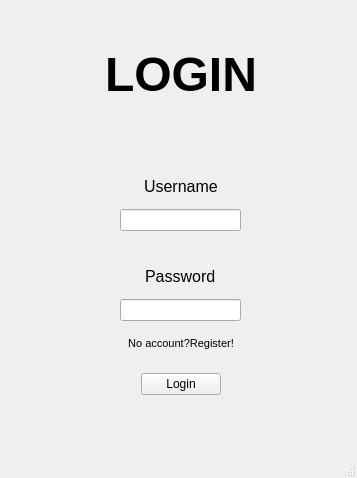
The window that Retele_UI/client.ui (Ca3zsar/Monitorizarea-Traficului-RC) describes before a commit, drawn with Qt 5.
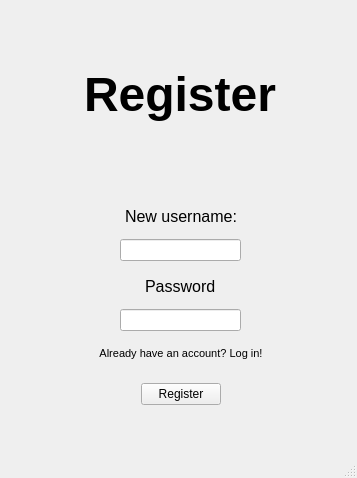
The same window after the commit. The open tabs and pages were chosen to show the change.

Commit message: Add login/register switch

The edit to the form file:
```diff
--- a/Retele_UI/client.ui
+++ b/Retele_UI/client.ui
@@ -20,11 +20,160 @@
    <string>Monitorizarea Traficului UI</string>
   </property>
   <widget class="QWidget" name="centralwidget">
+   <widget class="QStackedWidget" name="stackedWidget">
+    <property name="geometry">
+     <rect>
+      <x>0</x>
+      <y>0</y>
+      <width>357</width>
+      <height>458</height>
+     </rect>
+    </property>
+    <property name="currentIndex">
+     <number>0</number>
+    </property>
+    <widget class="QWidget" name="login_page">
    <widget class="QWidget" name="layoutWidget">
     <property name="geometry">
      <rect>
       <x>0</x>
-      <y>40</y>
+        <y>170</y>
+        <width>361</width>
+        <height>22</height>
+       </rect>
+      </property>
+      <layout class="QHBoxLayout" name="horizontalLayout_7">
+       <item>
+        <spacer name="horizontalSpacer_15">
+         <property name="orientation">
+          <enum>Qt::Horizontal</enum>
+         </property>
+         <property name="sizeHint" stdset="0">
+          <size>
+           <width>40</width>
+           <height>20</height>
+          </size>
+         </property>
+        </spacer>
+       </item>
+       <item>
+        <widget class="QLabel" name="correct_label">
+         <property name="text">
+          <string/>
+         </property>
+        </widget>
+       </item>
+       <item>
+        <spacer name="horizontalSpacer_16">
+         <property name="orientation">
+          <enum>Qt::Horizontal</enum>
+         </property>
+         <property name="sizeHint" stdset="0">
+          <size>
+           <width>40</width>
+           <height>20</height>
+          </size>
+         </property>
+        </spacer>
+       </item>
+      </layout>
+     </widget>
+     <widget class="QWidget" name="layoutWidget">
+      <property name="geometry">
+       <rect>
+        <x>0</x>
+        <y>270</y>
+        <width>361</width>
+        <height>61</height>
+       </rect>
+      </property>
+      <layout class="QVBoxLayout" name="verticalLayout_3">
+       <item>
+        <layout class="QHBoxLayout" name="horizontalLayout_3">
+         <item>
+          <spacer name="horizontalSpacer_9">
+           <property name="orientation">
+            <enum>Qt::Horizontal</enum>
+           </property>
+           <property name="sizeHint" stdset="0">
+            <size>
+             <width>40</width>
+             <height>20</height>
+            </size>
+           </property>
+          </spacer>
+         </item>
+         <item>
+          <widget class="QLabel" name="pass_label">
+           <property name="font">
+            <font>
+             <pointsize>12</pointsize>
+            </font>
+           </property>
+           <property name="text">
+            <string>Password</string>
+           </property>
+          </widget>
+         </item>
+         <item>
+          <spacer name="horizontalSpacer_10">
+           <property name="orientation">
+            <enum>Qt::Horizontal</enum>
+           </property>
+           <property name="sizeHint" stdset="0">
+            <size>
+             <width>40</width>
+             <height>20</height>
+            </size>
+           </property>
+          </spacer>
+         </item>
+        </layout>
+       </item>
+       <item>
+        <layout class="QHBoxLayout" name="horizontalLayout_4">
+         <item>
+          <spacer name="horizontalSpacer_11">
+           <property name="orientation">
+            <enum>Qt::Horizontal</enum>
+           </property>
+           <property name="sizeHint" stdset="0">
+            <size>
+             <width>40</width>
+             <height>20</height>
+            </size>
+           </property>
+          </spacer>
+         </item>
+         <item>
+          <widget class="QLineEdit" name="pass_input">
+           <property name="echoMode">
+            <enum>QLineEdit::Password</enum>
+           </property>
+          </widget>
+         </item>
+         <item>
+          <spacer name="horizontalSpacer_12">
+           <property name="orientation">
+            <enum>Qt::Horizontal</enum>
+           </property>
+           <property name="sizeHint" stdset="0">
+            <size>
+             <width>40</width>
+             <height>20</height>
+            </size>
+           </property>
+          </spacer>
+         </item>
+        </layout>
+       </item>
+      </layout>
+     </widget>
+     <widget class="QWidget" name="layoutWidget">
+      <property name="geometry">
+       <rect>
+        <x>0</x>
+        <y>70</y>
       <width>361</width>
       <height>69</height>
      </rect>
@@ -76,7 +225,7 @@
     <property name="geometry">
      <rect>
       <x>0</x>
-      <y>170</y>
+        <y>200</y>
       <width>361</width>
       <height>61</height>
      </rect>
@@ -163,151 +312,7 @@
     <property name="geometry">
      <rect>
       <x>0</x>
-      <y>260</y>
-      <width>361</width>
-      <height>61</height>
-     </rect>
-    </property>
-    <layout class="QVBoxLayout" name="verticalLayout_3">
-     <item>
-      <layout class="QHBoxLayout" name="horizontalLayout_3">
-       <item>
-        <spacer name="horizontalSpacer_9">
-         <property name="orientation">
-          <enum>Qt::Horizontal</enum>
-         </property>
-         <property name="sizeHint" stdset="0">
-          <size>
-           <width>40</width>
-           <height>20</height>
-          </size>
-         </property>
-        </spacer>
-       </item>
-       <item>
-        <widget class="QLabel" name="pass_label">
-         <property name="font">
-          <font>
-           <pointsize>12</pointsize>
-          </font>
-         </property>
-         <property name="text">
-          <string>Password</string>
-         </property>
-        </widget>
-       </item>
-       <item>
-        <spacer name="horizontalSpacer_10">
-         <property name="orientation">
-          <enum>Qt::Horizontal</enum>
-         </property>
-         <property name="sizeHint" stdset="0">
-          <size>
-           <width>40</width>
-           <height>20</height>
-          </size>
-         </property>
-        </spacer>
-       </item>
-      </layout>
-     </item>
-     <item>
-      <layout class="QHBoxLayout" name="horizontalLayout_4">
-       <item>
-        <spacer name="horizontalSpacer_11">
-         <property name="orientation">
-          <enum>Qt::Horizontal</enum>
-         </property>
-         <property name="sizeHint" stdset="0">
-          <size>
-           <width>40</width>
-           <height>20</height>
-          </size>
-         </property>
-        </spacer>
-       </item>
-       <item>
-        <widget class="QLineEdit" name="pass_input">
-         <property name="echoMode">
-          <enum>QLineEdit::Password</enum>
-         </property>
-        </widget>
-       </item>
-       <item>
-        <spacer name="horizontalSpacer_12">
-         <property name="orientation">
-          <enum>Qt::Horizontal</enum>
-         </property>
-         <property name="sizeHint" stdset="0">
-          <size>
-           <width>40</width>
-           <height>20</height>
-          </size>
-         </property>
-        </spacer>
-       </item>
-      </layout>
-     </item>
-    </layout>
-   </widget>
-   <widget class="QWidget" name="layoutWidget">
-    <property name="geometry">
-     <rect>
-      <x>0</x>
-      <y>330</y>
-      <width>361</width>
-      <height>28</height>
-     </rect>
-    </property>
-    <layout class="QHBoxLayout" name="horizontalLayout_5">
-     <item>
-      <spacer name="horizontalSpacer_13">
-       <property name="orientation">
-        <enum>Qt::Horizontal</enum>
-       </property>
-       <property name="sizeHint" stdset="0">
-        <size>
-         <width>40</width>
-         <height>20</height>
-        </size>
-       </property>
-      </spacer>
-     </item>
-     <item>
-      <widget class="QPushButton" name="register_switch">
-       <property name="font">
-        <font>
-         <pointsize>8</pointsize>
-        </font>
-       </property>
-       <property name="text">
-        <string>No account?Register!</string>
-       </property>
-       <property name="flat">
-        <bool>true</bool>
-       </property>
-      </widget>
-     </item>
-     <item>
-      <spacer name="horizontalSpacer_14">
-       <property name="orientation">
-        <enum>Qt::Horizontal</enum>
-       </property>
-       <property name="sizeHint" stdset="0">
-        <size>
-         <width>40</width>
-         <height>20</height>
-        </size>
-       </property>
-      </spacer>
-     </item>
-    </layout>
-   </widget>
-   <widget class="QWidget" name="layoutWidget">
-    <property name="geometry">
-     <rect>
-      <x>0</x>
-      <y>370</y>
+        <y>380</y>
       <width>361</width>
       <height>28</height>
      </rect>
@@ -352,14 +357,357 @@
     <property name="geometry">
      <rect>
       <x>0</x>
-      <y>140</y>
+        <y>340</y>
       <width>361</width>
+        <height>28</height>
+       </rect>
+      </property>
+      <layout class="QHBoxLayout" name="horizontalLayout_5">
+       <item>
+        <spacer name="horizontalSpacer_13">
+         <property name="orientation">
+          <enum>Qt::Horizontal</enum>
+         </property>
+         <property name="sizeHint" stdset="0">
+          <size>
+           <width>40</width>
+           <height>20</height>
+          </size>
+         </property>
+        </spacer>
+       </item>
+       <item>
+        <widget class="QPushButton" name="register_switch">
+         <property name="font">
+          <font>
+           <pointsize>8</pointsize>
+          </font>
+         </property>
+         <property name="text">
+          <string>No account?Register!</string>
+         </property>
+         <property name="flat">
+          <bool>true</bool>
+         </property>
+        </widget>
+       </item>
+       <item>
+        <spacer name="horizontalSpacer_14">
+         <property name="orientation">
+          <enum>Qt::Horizontal</enum>
+         </property>
+         <property name="sizeHint" stdset="0">
+          <size>
+           <width>40</width>
+           <height>20</height>
+          </size>
+         </property>
+        </spacer>
+       </item>
+      </layout>
+     </widget>
+    </widget>
+    <widget class="QWidget" name="register_page">
+     <widget class="QWidget" name="layoutWidget_3">
+      <property name="geometry">
+       <rect>
+        <x>0</x>
+        <y>270</y>
+        <width>361</width>
+        <height>61</height>
+       </rect>
+      </property>
+      <layout class="QVBoxLayout" name="verticalLayout_4">
+       <item>
+        <layout class="QHBoxLayout" name="horizontalLayout_12">
+         <item>
+          <spacer name="horizontalSpacer_25">
+           <property name="orientation">
+            <enum>Qt::Horizontal</enum>
+           </property>
+           <property name="sizeHint" stdset="0">
+            <size>
+             <width>40</width>
+             <height>20</height>
+            </size>
+           </property>
+          </spacer>
+         </item>
+         <item>
+          <widget class="QLabel" name="pass_label_2">
+           <property name="font">
+            <font>
+             <pointsize>12</pointsize>
+            </font>
+           </property>
+           <property name="text">
+            <string>Password</string>
+           </property>
+          </widget>
+         </item>
+         <item>
+          <spacer name="horizontalSpacer_26">
+           <property name="orientation">
+            <enum>Qt::Horizontal</enum>
+           </property>
+           <property name="sizeHint" stdset="0">
+            <size>
+             <width>40</width>
+             <height>20</height>
+            </size>
+           </property>
+          </spacer>
+         </item>
+        </layout>
+       </item>
+       <item>
+        <layout class="QHBoxLayout" name="horizontalLayout_13">
+         <item>
+          <spacer name="horizontalSpacer_27">
+           <property name="orientation">
+            <enum>Qt::Horizontal</enum>
+           </property>
+           <property name="sizeHint" stdset="0">
+            <size>
+             <width>40</width>
+             <height>20</height>
+            </size>
+           </property>
+          </spacer>
+         </item>
+         <item>
+          <widget class="QLineEdit" name="new_pass_input">
+           <property name="echoMode">
+            <enum>QLineEdit::Password</enum>
+           </property>
+          </widget>
+         </item>
+         <item>
+          <spacer name="horizontalSpacer_28">
+           <property name="orientation">
+            <enum>Qt::Horizontal</enum>
+           </property>
+           <property name="sizeHint" stdset="0">
+            <size>
+             <width>40</width>
+             <height>20</height>
+            </size>
+           </property>
+          </spacer>
+         </item>
+        </layout>
+       </item>
+      </layout>
+     </widget>
+     <widget class="QWidget" name="layoutWidget_5">
+      <property name="geometry">
+       <rect>
+        <x>0</x>
+        <y>340</y>
+        <width>361</width>
+        <height>28</height>
+       </rect>
+      </property>
+      <layout class="QHBoxLayout" name="horizontalLayout_15">
+       <item>
+        <spacer name="horizontalSpacer_31">
+         <property name="orientation">
+          <enum>Qt::Horizontal</enum>
+         </property>
+         <property name="sizeHint" stdset="0">
+          <size>
+           <width>40</width>
+           <height>20</height>
+          </size>
+         </property>
+        </spacer>
+       </item>
+       <item>
+        <widget class="QPushButton" name="login_switch">
+         <property name="font">
+          <font>
+           <pointsize>8</pointsize>
+          </font>
+         </property>
+         <property name="text">
+          <string>Already have an account? Log in!</string>
+         </property>
+         <property name="flat">
+          <bool>true</bool>
+         </property>
+        </widget>
+       </item>
+       <item>
+        <spacer name="horizontalSpacer_32">
+         <property name="orientation">
+          <enum>Qt::Horizontal</enum>
+         </property>
+         <property name="sizeHint" stdset="0">
+          <size>
+           <width>40</width>
+           <height>20</height>
+          </size>
+         </property>
+        </spacer>
+       </item>
+      </layout>
+     </widget>
+     <widget class="QWidget" name="layoutWidget_4">
+      <property name="geometry">
+       <rect>
+        <x>0</x>
+        <y>380</y>
+        <width>361</width>
+        <height>28</height>
+       </rect>
+      </property>
+      <layout class="QHBoxLayout" name="horizontalLayout_14">
+       <item>
+        <spacer name="horizontalSpacer_29">
+         <property name="orientation">
+          <enum>Qt::Horizontal</enum>
+         </property>
+         <property name="sizeHint" stdset="0">
+          <size>
+           <width>40</width>
+           <height>20</height>
+          </size>
+         </property>
+        </spacer>
+       </item>
+       <item>
+        <widget class="QPushButton" name="register_btn">
+         <property name="text">
+          <string>Register</string>
+         </property>
+        </widget>
+       </item>
+       <item>
+        <spacer name="horizontalSpacer_30">
+         <property name="orientation">
+          <enum>Qt::Horizontal</enum>
+         </property>
+         <property name="sizeHint" stdset="0">
+          <size>
+           <width>40</width>
+           <height>20</height>
+          </size>
+         </property>
+        </spacer>
+       </item>
+      </layout>
+     </widget>
+     <widget class="QWidget" name="">
+      <property name="geometry">
+       <rect>
+        <x>0</x>
+        <y>60</y>
+        <width>361</width>
+        <height>69</height>
+       </rect>
+      </property>
+      <layout class="QHBoxLayout" name="horizontalLayout_8">
+       <item>
+        <spacer name="horizontalSpacer_17">
+         <property name="orientation">
+          <enum>Qt::Horizontal</enum>
+         </property>
+         <property name="sizeHint" stdset="0">
+          <size>
+           <width>40</width>
+           <height>20</height>
+          </size>
+         </property>
+        </spacer>
+       </item>
+       <item>
+        <widget class="QLabel" name="reg_label">
+         <property name="font">
+          <font>
+           <pointsize>36</pointsize>
+           <weight>75</weight>
+           <bold>true</bold>
+          </font>
+         </property>
+         <property name="text">
+          <string>Register</string>
+         </property>
+        </widget>
+       </item>
+       <item>
+        <spacer name="horizontalSpacer_18">
+         <property name="orientation">
+          <enum>Qt::Horizontal</enum>
+         </property>
+         <property name="sizeHint" stdset="0">
+          <size>
+           <width>40</width>
+           <height>20</height>
+          </size>
+         </property>
+        </spacer>
+       </item>
+      </layout>
+     </widget>
+     <widget class="QWidget" name="">
+      <property name="geometry">
+       <rect>
+        <x>6</x>
+        <y>160</y>
+        <width>351</width>
       <height>22</height>
      </rect>
     </property>
-    <layout class="QHBoxLayout" name="horizontalLayout_7">
+      <layout class="QHBoxLayout" name="horizontalLayout_9">
      <item>
-      <spacer name="horizontalSpacer_15">
+        <spacer name="horizontalSpacer_19">
+         <property name="orientation">
+          <enum>Qt::Horizontal</enum>
+         </property>
+         <property name="sizeHint" stdset="0">
+          <size>
+           <width>78</width>
+           <height>20</height>
+          </size>
+         </property>
+        </spacer>
+       </item>
+       <item>
+        <widget class="QLabel" name="correct_label_2">
+         <property name="text">
+          <string/>
+         </property>
+        </widget>
+       </item>
+       <item>
+        <spacer name="horizontalSpacer_20">
+         <property name="orientation">
+          <enum>Qt::Horizontal</enum>
+         </property>
+         <property name="sizeHint" stdset="0">
+          <size>
+           <width>118</width>
+           <height>20</height>
+          </size>
+         </property>
+        </spacer>
+       </item>
+      </layout>
+     </widget>
+     <widget class="QWidget" name="">
+      <property name="geometry">
+       <rect>
+        <x>0</x>
+        <y>200</y>
+        <width>361</width>
+        <height>61</height>
+       </rect>
+      </property>
+      <layout class="QVBoxLayout" name="verticalLayout">
+       <item>
+        <layout class="QHBoxLayout" name="horizontalLayout_10">
+         <item>
+          <spacer name="horizontalSpacer_21">
        <property name="orientation">
         <enum>Qt::Horizontal</enum>
        </property>
@@ -373,13 +721,18 @@
      </item>
      <item>
       <widget class="QLabel" name="label">
+           <property name="font">
+            <font>
+             <pointsize>12</pointsize>
+            </font>
+           </property>
        <property name="text">
-        <string/>
+            <string>New username:</string>
        </property>
       </widget>
      </item>
      <item>
-      <spacer name="horizontalSpacer_16">
+          <spacer name="horizontalSpacer_22">
        <property name="orientation">
         <enum>Qt::Horizontal</enum>
        </property>
@@ -392,6 +745,43 @@
       </spacer>
      </item>
     </layout>
+       </item>
+       <item>
+        <layout class="QHBoxLayout" name="horizontalLayout_11">
+         <item>
+          <spacer name="horizontalSpacer_23">
+           <property name="orientation">
+            <enum>Qt::Horizontal</enum>
+           </property>
+           <property name="sizeHint" stdset="0">
+            <size>
+             <width>40</width>
+             <height>20</height>
+            </size>
+           </property>
+          </spacer>
+         </item>
+         <item>
+          <widget class="QLineEdit" name="new_user_input"/>
+         </item>
+         <item>
+          <spacer name="horizontalSpacer_24">
+           <property name="orientation">
+            <enum>Qt::Horizontal</enum>
+           </property>
+           <property name="sizeHint" stdset="0">
+            <size>
+             <width>40</width>
+             <height>20</height>
+            </size>
+           </property>
+          </spacer>
+         </item>
+        </layout>
+       </item>
+      </layout>
+     </widget>
+    </widget>
    </widget>
   </widget>
   <widget class="QMenuBar" name="menubar">
```
Lines whose indentation alone changed are shown as unchanged. The commit also changes 3 other files.
